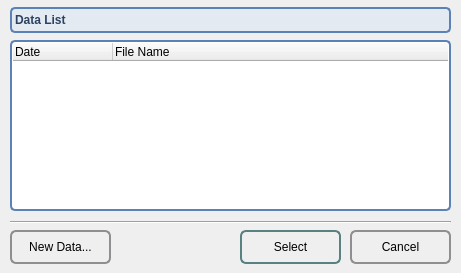
Above: T3kCfgFE/QSelectSensorDataDialog.ui from habilience/habilience-t3ksensor-tools before the change. Below: the same form after it.
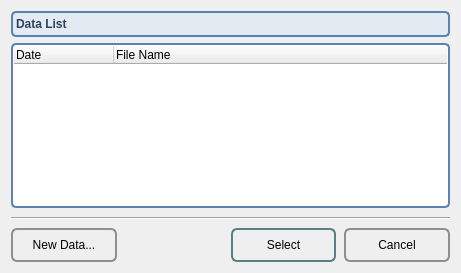
That is the form after the change.

The edit to the form file:
```diff
--- a/T3kCfgFE/QSelectSensorDataDialog.ui
+++ b/T3kCfgFE/QSelectSensorDataDialog.ui
@@ -19,136 +19,37 @@
   <property name="styleSheet">
    <string notr="true"/>
   </property>
-  <widget class="QPushButton" name="btnNewData">
-   <property name="geometry">
-    <rect>
-     <x>10</x>
-     <y>230</y>
-     <width>101</width>
-     <height>34</height>
-    </rect>
-   </property>
-   <property name="styleSheet">
-    <string notr="true"> QPushButton {
-     border: 2px solid #8f8f91;
-     border-radius: 6px;
-     background-color: qlineargradient(x1: 0, y1: 0, x2: 0, y2: 1,
-                                       stop: 0 #f6f7fa, stop: 1 #dadbde);
-     min-width: 80px;
- }
-
- QPushButton:pressed {
-     background-color: qlineargradient(x1: 0, y1: 0, x2: 0, y2: 1,
-                                       stop: 0 #dadbde, stop: 1 #f6f7fa);
- }
-
- QPushButton:flat {
-     border: none; /* no border for a flat push button */
- }
-
- QPushButton:default {
-     border-color: rgb(90, 129, 129); /* make the default button prominent */
- }</string>
-   </property>
-   <property name="text">
-    <string>New Data...</string>
-   </property>
-  </widget>
-  <widget class="Line" name="line">
-   <property name="geometry">
-    <rect>
-     <x>10</x>
-     <y>214</y>
-     <width>441</width>
-     <height>16</height>
-    </rect>
-   </property>
-   <property name="orientation">
-    <enum>Qt::Horizontal</enum>
-   </property>
-  </widget>
-  <widget class="QPushButton" name="btnOK">
-   <property name="geometry">
-    <rect>
-     <x>240</x>
-     <y>230</y>
-     <width>101</width>
-     <height>34</height>
-    </rect>
-   </property>
+  <layout class="QVBoxLayout" name="layoutBody">
+   <item>
+    <widget class="QLabel" name="lblDataList">
+     <property name="sizePolicy">
+      <sizepolicy hsizetype="Preferred" vsizetype="Minimum">
+       <horstretch>0</horstretch>
+       <verstretch>0</verstretch>
+      </sizepolicy>
+     </property>
+     <property name="minimumSize">
+      <size>
+       <width>0</width>
+       <height>26</height>
+      </size>
+     </property>
    <property name="styleSheet">
-    <string notr="true"> QPushButton {
-     border: 2px solid #8f8f91;
-     border-radius: 6px;
-     background-color: qlineargradient(x1: 0, y1: 0, x2: 0, y2: 1,
-                                       stop: 0 #f6f7fa, stop: 1 #dadbde);
-     min-width: 80px;
- }
-
- QPushButton:pressed {
-     background-color: qlineargradient(x1: 0, y1: 0, x2: 0, y2: 1,
-                                       stop: 0 #dadbde, stop: 1 #f6f7fa);
- }
-
- QPushButton:flat {
-     border: none; /* no border for a flat push button */
- }
-
- QPushButton:default {
-     border-color: rgb(90, 129, 129); /* make the default button prominent */
- }</string>
+      <string notr="true">QLabel {
+	border: 2px solid rgb(91,130,181);
+	background-color : rgb(227,234,242);
+	color : rgb(44,66,97);
+	font-weight: bold;
+	border-radius: 5px;
+}</string>
    </property>
    <property name="text">
-    <string>Select</string>
-   </property>
-   <property name="default">
-    <bool>true</bool>
-   </property>
-  </widget>
-  <widget class="QPushButton" name="btnCancel">
-   <property name="geometry">
-    <rect>
-     <x>350</x>
-     <y>230</y>
-     <width>101</width>
-     <height>34</height>
-    </rect>
-   </property>
-   <property name="styleSheet">
-    <string notr="true"> QPushButton {
-     border: 2px solid #8f8f91;
-     border-radius: 6px;
-     background-color: qlineargradient(x1: 0, y1: 0, x2: 0, y2: 1,
-                                       stop: 0 #f6f7fa, stop: 1 #dadbde);
-     min-width: 80px;
- }
-
- QPushButton:pressed {
-     background-color: qlineargradient(x1: 0, y1: 0, x2: 0, y2: 1,
-                                       stop: 0 #dadbde, stop: 1 #f6f7fa);
- }
-
- QPushButton:flat {
-     border: none; /* no border for a flat push button */
- }
-
- QPushButton:default {
-     border-color: rgb(90, 129, 129); /* make the default button prominent */
- }</string>
-   </property>
-   <property name="text">
-    <string>Cancel</string>
-   </property>
-  </widget>
+      <string>Data List</string>
+     </property>
+    </widget>
+   </item>
+   <item>
   <widget class="QTableWidget" name="tblDataList">
-   <property name="geometry">
-    <rect>
-     <x>10</x>
-     <y>40</y>
-     <width>441</width>
-     <height>171</height>
-    </rect>
-   </property>
    <property name="focusPolicy">
     <enum>Qt::StrongFocus</enum>
    </property>
@@ -214,28 +115,173 @@
     </property>
    </column>
   </widget>
-  <widget class="QLabel" name="lblDataList">
-   <property name="geometry">
-    <rect>
-     <x>10</x>
-     <y>7</y>
-     <width>441</width>
-     <height>26</height>
-    </rect>
-   </property>
+   </item>
+   <item>
+    <widget class="Line" name="line">
+     <property name="sizePolicy">
+      <sizepolicy hsizetype="Expanding" vsizetype="Preferred">
+       <horstretch>0</horstretch>
+       <verstretch>0</verstretch>
+      </sizepolicy>
+     </property>
+     <property name="minimumSize">
+      <size>
+       <width>0</width>
+       <height>8</height>
+      </size>
+     </property>
+     <property name="orientation">
+      <enum>Qt::Horizontal</enum>
+     </property>
+    </widget>
+   </item>
+   <item>
+    <layout class="QHBoxLayout" name="layoutBtnBox">
+     <property name="spacing">
+      <number>8</number>
+     </property>
+     <item>
+      <widget class="QPushButton" name="btnNewData">
+       <property name="sizePolicy">
+        <sizepolicy hsizetype="MinimumExpanding" vsizetype="Fixed">
+         <horstretch>0</horstretch>
+         <verstretch>0</verstretch>
+        </sizepolicy>
+       </property>
+       <property name="minimumSize">
+        <size>
+         <width>84</width>
+         <height>34</height>
+        </size>
+       </property>
    <property name="styleSheet">
-    <string notr="true">QLabel {
-	border: 2px solid rgb(91,130,181);
-	background-color : rgb(227,234,242);
-	color : rgb(44,66,97);
-	font-weight: bold;
-	border-radius: 5px;
-}</string>
+        <string notr="true"> QPushButton {
+     border: 2px solid #8f8f91;
+     border-radius: 6px;
+     background-color: qlineargradient(x1: 0, y1: 0, x2: 0, y2: 1,
+                                       stop: 0 #f6f7fa, stop: 1 #dadbde);
+     min-width: 80px;
+ }
+
+ QPushButton:pressed {
+     background-color: qlineargradient(x1: 0, y1: 0, x2: 0, y2: 1,
+                                       stop: 0 #dadbde, stop: 1 #f6f7fa);
+ }
+
+ QPushButton:flat {
+     border: none; /* no border for a flat push button */
+ }
+
+ QPushButton:default {
+     border-color: rgb(90, 129, 129); /* make the default button prominent */
+ }</string>
    </property>
    <property name="text">
-    <string>Data List</string>
-   </property>
-  </widget>
+        <string>New Data...</string>
+       </property>
+      </widget>
+     </item>
+     <item>
+      <spacer name="spacerBtn">
+       <property name="orientation">
+        <enum>Qt::Horizontal</enum>
+       </property>
+       <property name="sizeHint" stdset="0">
+        <size>
+         <width>40</width>
+         <height>20</height>
+        </size>
+       </property>
+      </spacer>
+     </item>
+     <item>
+      <widget class="QPushButton" name="btnOK">
+       <property name="sizePolicy">
+        <sizepolicy hsizetype="MinimumExpanding" vsizetype="Fixed">
+         <horstretch>0</horstretch>
+         <verstretch>0</verstretch>
+        </sizepolicy>
+       </property>
+       <property name="minimumSize">
+        <size>
+         <width>84</width>
+         <height>34</height>
+        </size>
+       </property>
+       <property name="styleSheet">
+        <string notr="true"> QPushButton {
+     border: 2px solid #8f8f91;
+     border-radius: 6px;
+     background-color: qlineargradient(x1: 0, y1: 0, x2: 0, y2: 1,
+                                       stop: 0 #f6f7fa, stop: 1 #dadbde);
+     min-width: 80px;
+ }
+
+ QPushButton:pressed {
+     background-color: qlineargradient(x1: 0, y1: 0, x2: 0, y2: 1,
+                                       stop: 0 #dadbde, stop: 1 #f6f7fa);
+ }
+
+ QPushButton:flat {
+     border: none; /* no border for a flat push button */
+ }
+
+ QPushButton:default {
+     border-color: rgb(90, 129, 129); /* make the default button prominent */
+ }</string>
+       </property>
+       <property name="text">
+        <string>Select</string>
+       </property>
+       <property name="default">
+        <bool>true</bool>
+       </property>
+      </widget>
+     </item>
+     <item>
+      <widget class="QPushButton" name="btnCancel">
+       <property name="sizePolicy">
+        <sizepolicy hsizetype="MinimumExpanding" vsizetype="Fixed">
+         <horstretch>0</horstretch>
+         <verstretch>0</verstretch>
+        </sizepolicy>
+       </property>
+       <property name="minimumSize">
+        <size>
+         <width>84</width>
+         <height>34</height>
+        </size>
+       </property>
+       <property name="styleSheet">
+        <string notr="true"> QPushButton {
+     border: 2px solid #8f8f91;
+     border-radius: 6px;
+     background-color: qlineargradient(x1: 0, y1: 0, x2: 0, y2: 1,
+                                       stop: 0 #f6f7fa, stop: 1 #dadbde);
+     min-width: 80px;
+ }
+
+ QPushButton:pressed {
+     background-color: qlineargradient(x1: 0, y1: 0, x2: 0, y2: 1,
+                                       stop: 0 #dadbde, stop: 1 #f6f7fa);
+ }
+
+ QPushButton:flat {
+     border: none; /* no border for a flat push button */
+ }
+
+ QPushButton:default {
+     border-color: rgb(90, 129, 129); /* make the default button prominent */
+ }</string>
+       </property>
+       <property name="text">
+        <string>Cancel</string>
+       </property>
+      </widget>
+     </item>
+    </layout>
+   </item>
+  </layout>
  </widget>
  <resources/>
  <connections/>
```
Lines whose indentation alone changed are shown as unchanged.
